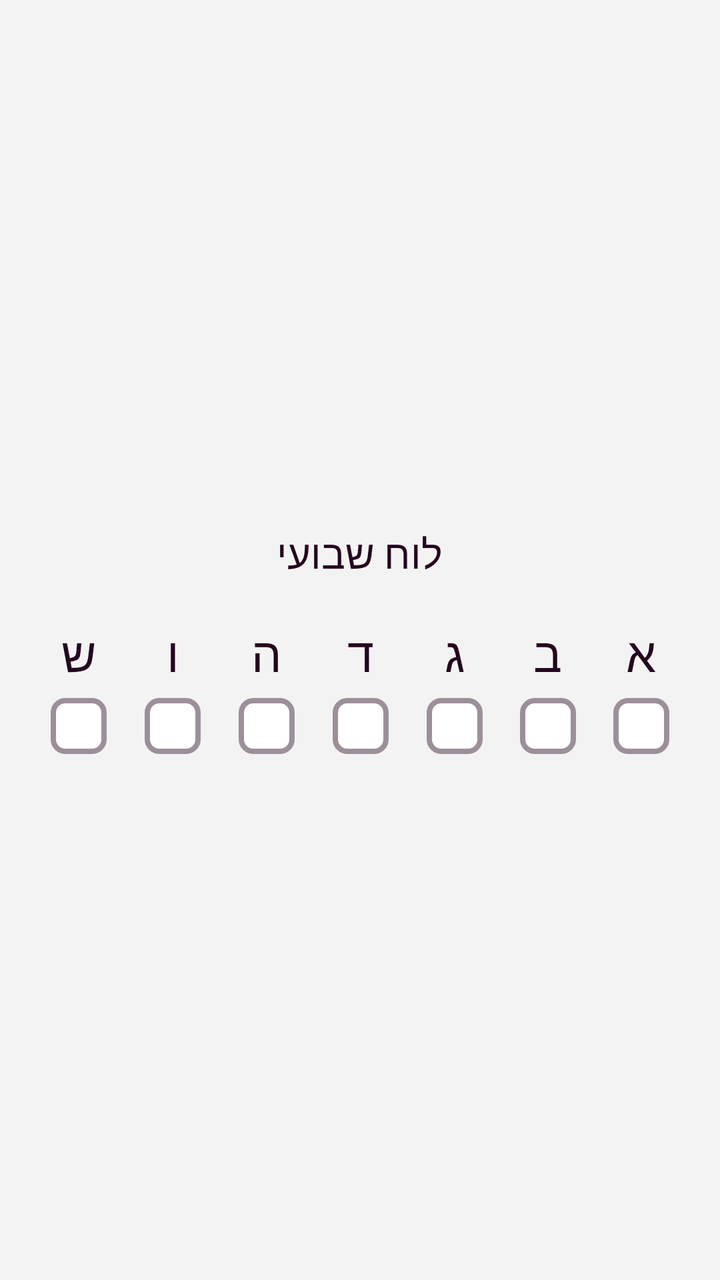
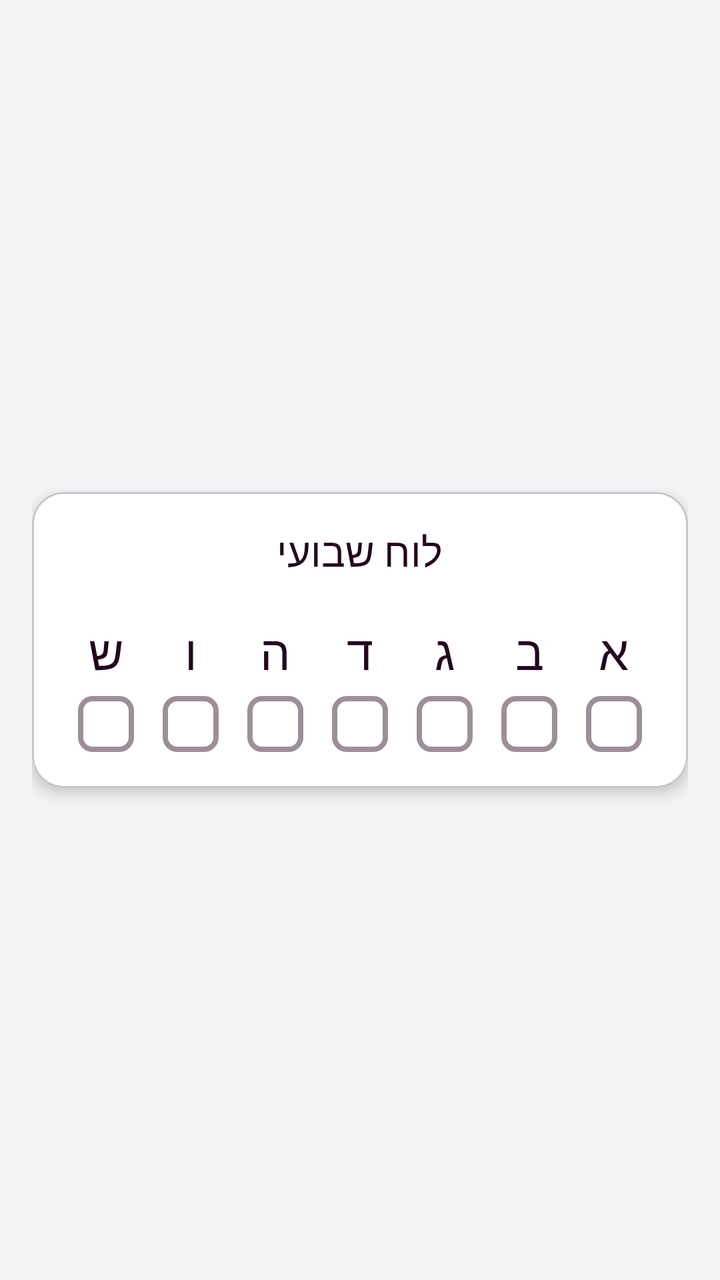

Screens rendered from an Android XML layout before and after an edit, with the pre-edit source and the edit as a unified diff.
<!-- AndroidManifest.xml: application theme Theme.ClickJob_FinalProject -->
<!-- res/layout/fragment_register_step2.xml -->
<?xml version="1.0" encoding="utf-8"?>
<LinearLayout xmlns:android="http://schemas.android.com/apk/res/android"
    android:layout_width="match_parent"
    android:layout_height="match_parent"
    xmlns:app="http://schemas.android.com/apk/res-auto"
    android:orientation="vertical"
    android:layoutDirection="rtl"
    android:gravity="center"
    android:background="@color/screen_bg"
    android:paddingHorizontal="16dp">

    
    <TextView
        android:layout_width="match_parent"
        android:layout_height="wrap_content"
        android:text="לוח שבועי"
        android:textSize="20sp"
        android:fontFamily="@font/ploni_bold_aaa"
        android:textColor="@color/DarkDeep"
        android:gravity="center"
        android:layout_marginBottom="20dp"/>

    
    <LinearLayout
        android:id="@+id/llDays"
        android:layout_width="match_parent"
        android:layout_height="wrap_content"
        android:orientation="horizontal"
        android:gravity="center"
        android:layoutDirection="rtl">

        
        <LinearLayout
            android:layout_width="0dp"
            android:layout_height="wrap_content"
            android:layout_weight="1"
            android:orientation="vertical"
            android:gravity="center">
            <TextView
                android:layout_width="wrap_content"
                android:layout_height="wrap_content"
                android:text="א"
                android:textSize="24sp"
                android:fontFamily="@font/ploni_bold_aaa"
                android:textColor="@color/DarkDeep"
                android:layout_marginBottom="6dp"/>
            <CheckBox
                android:id="@+id/cbSunday"
                android:layout_width="28dp"
                android:layout_height="28dp"
                android:button="@null"
                android:background="@drawable/bg_day_checkbox"
                app:buttonTint="@color/brand_pink"/>
        </LinearLayout>

        
        <LinearLayout
            android:layout_width="0dp"
            android:layout_height="wrap_content"
            android:layout_weight="1"
            android:orientation="vertical"
            android:gravity="center">
            <TextView
                android:layout_width="wrap_content"
                android:layout_height="wrap_content"
                android:text="ב"
                android:textSize="24sp"
                android:fontFamily="@font/ploni_bold_aaa"
                android:textColor="@color/DarkDeep"
                android:layout_marginBottom="6dp"/>
            <CheckBox
                android:id="@+id/cbMonday"
                android:layout_width="28dp"
                android:layout_height="28dp"
                android:button="@null"
                android:background="@drawable/bg_day_checkbox"
                app:buttonTint="@color/brand_pink"/>
        </LinearLayout>

        
        <LinearLayout
            android:layout_width="0dp"
            android:layout_height="wrap_content"
            android:layout_weight="1"
            android:orientation="vertical"
            android:gravity="center">
            <TextView
                android:layout_width="wrap_content"
                android:layout_height="wrap_content"
                android:text="ג"
                android:textSize="24sp"
                android:fontFamily="@font/ploni_bold_aaa"
                android:textColor="@color/DarkDeep"
                android:layout_marginBottom="6dp"/>
            <CheckBox
                android:id="@+id/cbTuesday"
                android:layout_width="28dp"
                android:layout_height="28dp"
                android:button="@null"
                android:background="@drawable/bg_day_checkbox"
                app:buttonTint="@color/brand_pink"/>
        </LinearLayout>

        
        <LinearLayout
            android:layout_width="0dp"
            android:layout_height="wrap_content"
            android:layout_weight="1"
            android:orientation="vertical"
            android:gravity="center">
            <TextView
                android:layout_width="wrap_content"
                android:layout_height="wrap_content"
                android:text="ד"
                android:textSize="24sp"
                android:fontFamily="@font/ploni_bold_aaa"
                android:textColor="@color/DarkDeep"
                android:layout_marginBottom="6dp"/>
            <CheckBox
                android:id="@+id/cbWednesday"
                android:layout_width="28dp"
                android:layout_height="28dp"
                android:button="@null"
                android:background="@drawable/bg_day_checkbox"
                app:buttonTint="@color/brand_pink"/>
        </LinearLayout>

        
        <LinearLayout
            android:layout_width="0dp"
            android:layout_height="wrap_content"
            android:layout_weight="1"
            android:orientation="vertical"
            android:gravity="center">
            <TextView
                android:layout_width="wrap_content"
                android:layout_height="wrap_content"
                android:text="ה"
                android:textSize="24sp"
                android:fontFamily="@font/ploni_bold_aaa"
                android:textColor="@color/DarkDeep"
                android:layout_marginBottom="6dp"/>
            <CheckBox
                android:id="@+id/cbThursday"
                android:layout_width="28dp"
                android:layout_height="28dp"
                android:button="@null"
                android:background="@drawable/bg_day_checkbox"
                app:buttonTint="@color/brand_pink"/>
        </LinearLayout>

        
        <LinearLayout
            android:layout_width="0dp"
            android:layout_height="wrap_content"
            android:layout_weight="1"
            android:orientation="vertical"
            android:gravity="center">
            <TextView
                android:layout_width="wrap_content"
                android:layout_height="wrap_content"
                android:text="ו"
                android:textSize="24sp"
                android:fontFamily="@font/ploni_bold_aaa"
                android:textColor="@color/DarkDeep"
                android:layout_marginBottom="6dp"/>
            <CheckBox
                android:id="@+id/cbFriday"
                android:layout_width="28dp"
                android:layout_height="28dp"
                android:button="@null"
                android:background="@drawable/bg_day_checkbox"
                app:buttonTint="@color/brand_pink"/>
        </LinearLayout>

        
        <LinearLayout
            android:layout_width="0dp"
            android:layout_height="wrap_content"
            android:layout_weight="1"
            android:orientation="vertical"
            android:gravity="center">
            <TextView
                android:layout_width="wrap_content"
                android:layout_height="wrap_content"
                android:text="ש"
                android:textSize="24sp"
                android:fontFamily="@font/ploni_bold_aaa"
                android:textColor="@color/DarkDeep"
                android:layout_marginBottom="6dp"/>
            <CheckBox
                android:id="@+id/cbSaturday"
                android:layout_width="28dp"
                android:layout_height="28dp"
                android:button="@null"
                android:background="@drawable/bg_day_checkbox"
                app:buttonTint="@color/brand_pink"/>
        </LinearLayout>

    </LinearLayout>
</LinearLayout>
<!-- resources referenced by this layout -->
<resources>
  <color name="DarkDeep">#24061E</color>
  <color name="brand_pink">#CE3E8B</color>
  <color name="screen_bg">#F4F3F4</color>
  <!-- drawable bg_day_checkbox (drawable) -->
  <?xml version="1.0" encoding="utf-8"?>
  <selector xmlns:android="http://schemas.android.com/apk/res/android">
      <item android:state_checked="true">
          <shape android:shape="rectangle">
              <solid android:color="@color/brand_pink"/>
              <corners android:radius="6dp"/>
          </shape>
      </item>
      <item>
          <shape android:shape="rectangle">
              <solid android:color="@android:color/white"/>
              <stroke android:width="2.5dp" android:color="@color/gray04"/>
              <corners android:radius="6dp"/>
          </shape>
      </item>
  </selector>
  <style name="Theme.ClickJob_FinalProject" parent="Base.Theme.ClickJob_FinalProject" />
  <color name="gray04">#9C8F9A</color>
  <style name="Base.Theme.ClickJob_FinalProject" parent="Theme.Material3.DayNight.NoActionBar">
          
          
      </style>
</resources>

<!-- the commit's change to res/layout/fragment_register_step2.xml (unified diff, before → after) -->
@@ -1,201 +1,217 @@
 <?xml version="1.0" encoding="utf-8"?>
 <LinearLayout xmlns:android="http://schemas.android.com/apk/res/android"
+    xmlns:app="http://schemas.android.com/apk/res-auto"
     android:layout_width="match_parent"
     android:layout_height="match_parent"
-    xmlns:app="http://schemas.android.com/apk/res-auto"
     android:orientation="vertical"
     android:layoutDirection="rtl"
     android:gravity="center"
     android:background="@color/screen_bg"
     android:paddingHorizontal="16dp">
 
-    
-    <TextView
+    <com.google.android.material.card.MaterialCardView
         android:layout_width="match_parent"
-        android:layout_height="wrap_content"
-        android:text="לוח שבועי"
-        android:textSize="20sp"
-        android:fontFamily="@font/ploni_bold_aaa"
-        android:textColor="@color/DarkDeep"
-        android:gravity="center"
-        android:layout_marginBottom="20dp"/>
-
-    
-    <LinearLayout
-        android:id="@+id/llDays"
-        android:layout_width="match_parent"
-        android:layout_height="wrap_content"
-        android:orientation="horizontal"
-        android:gravity="center"
-        android:layoutDirection="rtl">
-
-        
+        android:layout_height="148dp"
+        app:cardCornerRadius="16dp"
+        app:cardElevation="4dp"
+        app:cardBackgroundColor="@android:color/white"
+        android:padding="16dp">
+
         <LinearLayout
-            android:layout_width="0dp"
+            android:layout_width="match_parent"
             android:layout_height="wrap_content"
-            android:layout_weight="1"
             android:orientation="vertical"
-            android:gravity="center">
+            android:padding="16dp">
+
+            
             <TextView
-                android:layout_width="wrap_content"
+                android:layout_width="match_parent"
                 android:layout_height="wrap_content"
-                android:text="א"
-                android:textSize="24sp"
+                android:text="לוח שבועי"
+                android:textSize="20sp"
                 android:fontFamily="@font/ploni_bold_aaa"
                 android:textColor="@color/DarkDeep"
-                android:layout_marginBottom="6dp"/>
-            <CheckBox
-                android:id="@+id/cbSunday"
-                android:layout_width="28dp"
-                android:layout_height="28dp"
-                android:button="@null"
-                android:background="@drawable/bg_day_checkbox"
-                app:buttonTint="@color/brand_pink"/>
+                android:gravity="center"
+                android:layout_marginBottom="20dp"/>
+
+            
+            <LinearLayout
+                android:id="@+id/llDays"
+                android:layout_width="match_parent"
+                android:layout_height="wrap_content"
+                android:orientation="horizontal"
+                android:gravity="center"
+                android:layoutDirection="rtl">
+
+                
+                <LinearLayout
+                    android:layout_width="0dp"
+                    android:layout_height="wrap_content"
+                    android:layout_weight="1"
+                    android:orientation="vertical"
+                    android:gravity="center">
+                    <TextView
+                        android:layout_width="wrap_content"
+                        android:layout_height="wrap_content"
+                        android:text="א"
+                        android:textSize="24sp"
+                        android:fontFamily="@font/ploni_bold_aaa"
+                        android:textColor="@color/DarkDeep"
+                        android:layout_marginBottom="6dp"/>
+                    <CheckBox
+                        android:id="@+id/cbSunday"
+                        android:layout_width="28dp"
+                        android:layout_height="28dp"
+                        android:button="@null"
+                        android:background="@drawable/bg_day_checkbox"
+                        app:buttonTint="@color/brand_pink"/>
+                </LinearLayout>
+
+                
+                <LinearLayout
+                    android:layout_width="0dp"
+                    android:layout_height="wrap_content"
+                    android:layout_weight="1"
+                    android:orientation="vertical"
+                    android:gravity="center">
+                    <TextView
+                        android:layout_width="wrap_content"
+                        android:layout_height="wrap_content"
+                        android:text="ב"
+                        android:textSize="24sp"
+                        android:fontFamily="@font/ploni_bold_aaa"
+                        android:textColor="@color/DarkDeep"
+                        android:layout_marginBottom="6dp"/>
+                    <CheckBox
+                        android:id="@+id/cbMonday"
+                        android:layout_width="28dp"
+                        android:layout_height="28dp"
+                        android:button="@null"
+                        android:background="@drawable/bg_day_checkbox"
+                        app:buttonTint="@color/brand_pink"/>
+                </LinearLayout>
+
+                
+                <LinearLayout
+                    android:layout_width="0dp"
+                    android:layout_height="wrap_content"
+                    android:layout_weight="1"
+                    android:orientation="vertical"
+                    android:gravity="center">
+                    <TextView
+                        android:layout_width="wrap_content"
+                        android:layout_height="wrap_content"
+                        android:text="ג"
+                        android:textSize="24sp"
+                        android:fontFamily="@font/ploni_bold_aaa"
+                        android:textColor="@color/DarkDeep"
+                        android:layout_marginBottom="6dp"/>
+                    <CheckBox
+                        android:id="@+id/cbTuesday"
+                        android:layout_width="28dp"
+                        android:layout_height="28dp"
+                        android:button="@null"
+                        android:background="@drawable/bg_day_checkbox"
+                        app:buttonTint="@color/brand_pink"/>
+                </LinearLayout>
+
+                
+                <LinearLayout
+                    android:layout_width="0dp"
+                    android:layout_height="wrap_content"
+                    android:layout_weight="1"
+                    android:orientation="vertical"
+                    android:gravity="center">
+                    <TextView
+                        android:layout_width="wrap_content"
+                        android:layout_height="wrap_content"
+                        android:text="ד"
+                        android:textSize="24sp"
+                        android:fontFamily="@font/ploni_bold_aaa"
+                        android:textColor="@color/DarkDeep"
+                        android:layout_marginBottom="6dp"/>
+                    <CheckBox
+                        android:id="@+id/cbWednesday"
+                        android:layout_width="28dp"
+                        android:layout_height="28dp"
+                        android:button="@null"
+                        android:background="@drawable/bg_day_checkbox"
+                        app:buttonTint="@color/brand_pink"/>
+                </LinearLayout>
+
+                
+                <LinearLayout
+                    android:layout_width="0dp"
+                    android:layout_height="wrap_content"
+                    android:layout_weight="1"
+                    android:orientation="vertical"
+                    android:gravity="center">
+                    <TextView
+                        android:layout_width="wrap_content"
+                        android:layout_height="wrap_content"
+                        android:text="ה"
+                        android:textSize="24sp"
+                        android:fontFamily="@font/ploni_bold_aaa"
+                        android:textColor="@color/DarkDeep"
+                        android:layout_marginBottom="6dp"/>
+                    <CheckBox
+                        android:id="@+id/cbThursday"
+                        android:layout_width="28dp"
+                        android:layout_height="28dp"
+                        android:button="@null"
+                        android:background="@drawable/bg_day_checkbox"
+                        app:buttonTint="@color/brand_pink"/>
+                </LinearLayout>
+
+                
+                <LinearLayout
+                    android:layout_width="0dp"
+                    android:layout_height="wrap_content"
+                    android:layout_weight="1"
+                    android:orientation="vertical"
+                    android:gravity="center">
+                    <TextView
+                        android:layout_width="wrap_content"
+                        android:layout_height="wrap_content"
+                        android:text="ו"
+                        android:textSize="24sp"
+                        android:fontFamily="@font/ploni_bold_aaa"
+                        android:textColor="@color/DarkDeep"
+                        android:layout_marginBottom="6dp"/>
+                    <CheckBox
+                        android:id="@+id/cbFriday"
+                        android:layout_width="28dp"
+                        android:layout_height="28dp"
+                        android:button="@null"
+                        android:background="@drawable/bg_day_checkbox"
+                        app:buttonTint="@color/brand_pink"/>
+                </LinearLayout>
+
+                
+                <LinearLayout
+                    android:layout_width="0dp"
+                    android:layout_height="wrap_content"
+                    android:layout_weight="1"
+                    android:orientation="vertical"
+                    android:gravity="center">
+                    <TextView
+                        android:layout_width="wrap_content"
+                        android:layout_height="wrap_content"
+                        android:text="ש"
+                        android:textSize="24sp"
+                        android:fontFamily="@font/ploni_bold_aaa"
+                        android:textColor="@color/DarkDeep"
+                        android:layout_marginBottom="6dp"/>
+                    <CheckBox
+                        android:id="@+id/cbSaturday"
+                        android:layout_width="28dp"
+                        android:layout_height="28dp"
+                        android:button="@null"
+                        android:background="@drawable/bg_day_checkbox"
+                        app:buttonTint="@color/brand_pink"/>
+                </LinearLayout>
+
+            </LinearLayout>
         </LinearLayout>
-
-        
-        <LinearLayout
-            android:layout_width="0dp"
-            android:layout_height="wrap_content"
-            android:layout_weight="1"
-            android:orientation="vertical"
-            android:gravity="center">
-            <TextView
-                android:layout_width="wrap_content"
-                android:layout_height="wrap_content"
-                android:text="ב"
-                android:textSize="24sp"
-                android:fontFamily="@font/ploni_bold_aaa"
-                android:textColor="@color/DarkDeep"
-                android:layout_marginBottom="6dp"/>
-            <CheckBox
-                android:id="@+id/cbMonday"
-                android:layout_width="28dp"
-                android:layout_height="28dp"
-                android:button="@null"
-                android:background="@drawable/bg_day_checkbox"
-                app:buttonTint="@color/brand_pink"/>
-        </LinearLayout>
-
-        
-        <LinearLayout
-            android:layout_width="0dp"
-            android:layout_height="wrap_content"
-            android:layout_weight="1"
-            android:orientation="vertical"
-            android:gravity="center">
-            <TextView
-                android:layout_width="wrap_content"
-                android:layout_height="wrap_content"
-                android:text="ג"
-                android:textSize="24sp"
-                android:fontFamily="@font/ploni_bold_aaa"
-                android:textColor="@color/DarkDeep"
-                android:layout_marginBottom="6dp"/>
-            <CheckBox
-                android:id="@+id/cbTuesday"
-                android:layout_width="28dp"
-                android:layout_height="28dp"
-                android:button="@null"
-                android:background="@drawable/bg_day_checkbox"
-                app:buttonTint="@color/brand_pink"/>
-        </LinearLayout>
-
-        
-        <LinearLayout
-            android:layout_width="0dp"
-            android:layout_height="wrap_content"
-            android:layout_weight="1"
-            android:orientation="vertical"
-            android:gravity="center">
-            <TextView
-                android:layout_width="wrap_content"
-                android:layout_height="wrap_content"
-                android:text="ד"
-                android:textSize="24sp"
-                android:fontFamily="@font/ploni_bold_aaa"
-                android:textColor="@color/DarkDeep"
-                android:layout_marginBottom="6dp"/>
-            <CheckBox
-                android:id="@+id/cbWednesday"
-                android:layout_width="28dp"
-                android:layout_height="28dp"
-                android:button="@null"
-                android:background="@drawable/bg_day_checkbox"
-                app:buttonTint="@color/brand_pink"/>
-        </LinearLayout>
-
-        
-        <LinearLayout
-            android:layout_width="0dp"
-            android:layout_height="wrap_content"
-            android:layout_weight="1"
-            android:orientation="vertical"
-            android:gravity="center">
-            <TextView
-                android:layout_width="wrap_content"
-                android:layout_height="wrap_content"
-                android:text="ה"
-                android:textSize="24sp"
-                android:fontFamily="@font/ploni_bold_aaa"
-                android:textColor="@color/DarkDeep"
-                android:layout_marginBottom="6dp"/>
-            <CheckBox
-                android:id="@+id/cbThursday"
-                android:layout_width="28dp"
-                android:layout_height="28dp"
-                android:button="@null"
-                android:background="@drawable/bg_day_checkbox"
-                app:buttonTint="@color/brand_pink"/>
-        </LinearLayout>
-
-        
-        <LinearLayout
-            android:layout_width="0dp"
-            android:layout_height="wrap_content"
-            android:layout_weight="1"
-            android:orientation="vertical"
-            android:gravity="center">
-            <TextView
-                android:layout_width="wrap_content"
-                android:layout_height="wrap_content"
-                android:text="ו"
-                android:textSize="24sp"
-                android:fontFamily="@font/ploni_bold_aaa"
-                android:textColor="@color/DarkDeep"
-                android:layout_marginBottom="6dp"/>
-            <CheckBox
-                android:id="@+id/cbFriday"
-                android:layout_width="28dp"
-                android:layout_height="28dp"
-                android:button="@null"
-                android:background="@drawable/bg_day_checkbox"
-                app:buttonTint="@color/brand_pink"/>
-        </LinearLayout>
-
-        
-        <LinearLayout
-            android:layout_width="0dp"
-            android:layout_height="wrap_content"
-            android:layout_weight="1"
-            android:orientation="vertical"
-            android:gravity="center">
-            <TextView
-                android:layout_width="wrap_content"
-                android:layout_height="wrap_content"
-                android:text="ש"
-                android:textSize="24sp"
-                android:fontFamily="@font/ploni_bold_aaa"
-                android:textColor="@color/DarkDeep"
-                android:layout_marginBottom="6dp"/>
-            <CheckBox
-                android:id="@+id/cbSaturday"
-                android:layout_width="28dp"
-                android:layout_height="28dp"
-                android:button="@null"
-                android:background="@drawable/bg_day_checkbox"
-                app:buttonTint="@color/brand_pink"/>
-        </LinearLayout>
-
-    </LinearLayout>
+    </com.google.android.material.card.MaterialCardView>
 </LinearLayout>
